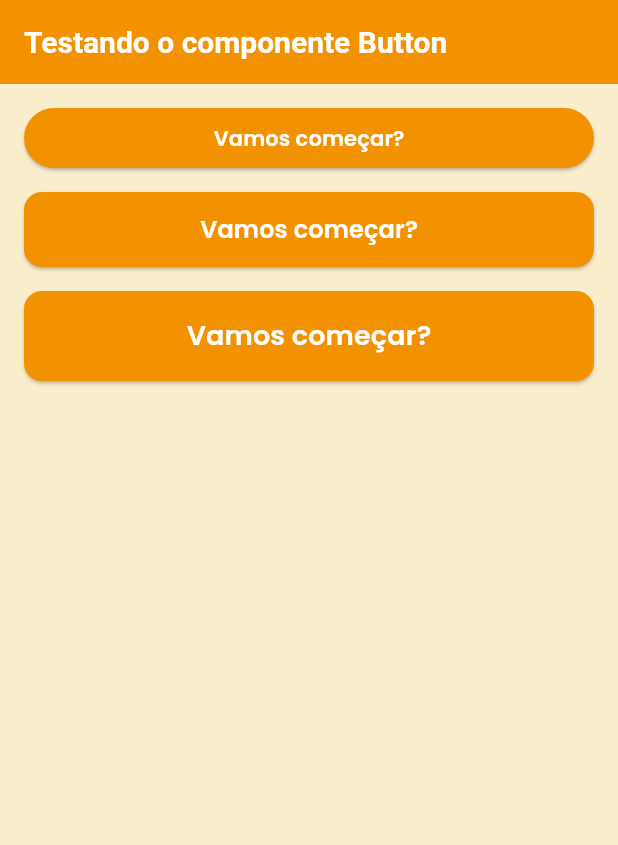
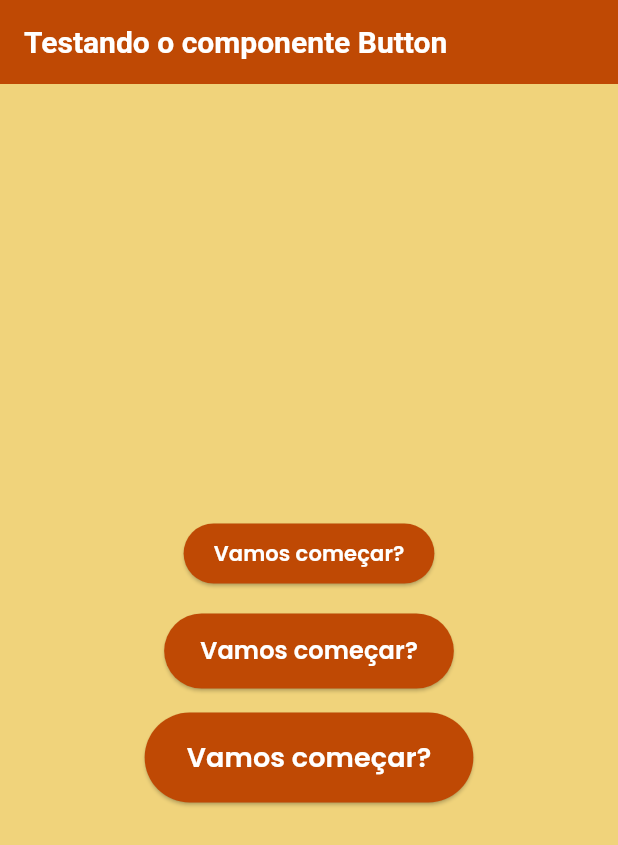
Before and after one commit to FatecFranca/DSM-P5-G07-2025-2, a Flutter app: the screen it shows after launch, on a phone screen of 412 x 824 dp. Shown: the top 845 px of the screen. Run offline on Flutter 3.47's test engine with Material 3 defaults, Android fonts, the phone set to English and light mode, and no system bars; our stand-ins replace google_fonts.

Commit message:
correção do componente button

```diff
--- a/mobile/lib/components/button.dart
+++ b/mobile/lib/components/button.dart
@@ -41,11 +41,11 @@ class Button extends StatelessWidget {
   EdgeInsets _getPadding() {
     switch (size) {
       case ButtonSize.small:
-        return const EdgeInsets.symmetric(horizontal: 18, vertical: 2);
+        return const EdgeInsets.symmetric(horizontal: 20, vertical: 8);
       case ButtonSize.medium:
-        return const EdgeInsets.symmetric(horizontal: 20, vertical: 12);
+        return const EdgeInsets.symmetric(horizontal: 24, vertical: 12);
       case ButtonSize.large:
-        return const EdgeInsets.symmetric(horizontal: 24, vertical: 16);
+        return const EdgeInsets.symmetric(horizontal: 28, vertical: 16);
     }
   }
 
@@ -53,31 +53,31 @@ class Button extends StatelessWidget {
   Widget build(BuildContext context) {
     final colorScheme = Theme.of(context).colorScheme;
 
-    return SizedBox(
-      height: _getHeight(),
-      width: size == ButtonSize.small ? null : double.infinity,
+    return ConstrainedBox(
+      constraints: BoxConstraints(
+        minHeight: _getHeight(),
+      ),
       child: ElevatedButton(
         onPressed: onPressed,
-        style: ElevatedButton.styleFrom(
-          backgroundColor: colorScheme.primary,
-          shape: RoundedRectangleBorder(
-            borderRadius: size == ButtonSize.small
-                ? BorderRadius.circular(200)
-                : BorderRadius.circular(12),
+        style: ButtonStyle(
+          backgroundColor: WidgetStateProperty.resolveWith((states) {
+            if (states.contains(WidgetState.pressed)) {
+              return colorScheme.secondary;
+            }
+            return colorScheme.primary;
+          }),
+          padding: WidgetStateProperty.all(_getPadding()),
+          shape: WidgetStateProperty.all(
+            RoundedRectangleBorder(borderRadius: BorderRadius.circular(200)),
           ),
-          padding: _getPadding(),
-          minimumSize: size == ButtonSize.small ? Size.zero : null,
-          tapTargetSize: size == ButtonSize.small
-              ? MaterialTapTargetSize.shrinkWrap
-              : null,
         ),
         child: Row(
+          mainAxisSize: MainAxisSize.min,
           mainAxisAlignment: MainAxisAlignment.center,
-          mainAxisSize: MainAxisSize.max,
           children: [
             if (icon != null) ...[
               Icon(icon, size: _getFontSize() + 2, color: Colors.white),
-              const SizedBox(width: 10),
+              const SizedBox(width: 8),
             ],
             Text(
               text,
--- a/mobile/lib/main.dart
+++ b/mobile/lib/main.dart
@@ -26,10 +26,9 @@ class ButtonDemoPage extends StatelessWidget {
   Widget build(BuildContext context) {
     return Scaffold(
       appBar: AppBar(title: const Text("Testando o componente Button")),
-      body: Padding(
-        padding: const EdgeInsets.all(16.0),
+      body: Center(
         child: Column(
-          crossAxisAlignment: CrossAxisAlignment.stretch,
+          mainAxisSize: MainAxisSize.min,
           children: [
             Button(
               text: "Vamos começar?",
--- a/mobile/lib/theme/app_theme.dart
+++ b/mobile/lib/theme/app_theme.dart
@@ -4,14 +4,15 @@ import 'package:google_fonts/google_fonts.dart';
 class AppTheme {
   static ThemeData lightTheme = ThemeData(
     textTheme: GoogleFonts.poppinsTextTheme(Typography.blackCupertino),
-    scaffoldBackgroundColor: const Color(0xFFFAEDCB),
+    scaffoldBackgroundColor: const Color(0xFFF0D37B),
     colorScheme: ColorScheme.fromSeed(
-      seedColor: const Color(0xFFFAEDCB),
+      seedColor: const Color(0xFFF0D37B),
     ).copyWith(
-      primary: const Color(0xFFF39200),
+      primary: const Color(0xFFBF4904),
+      secondary: const Color(0xFFF39200),
     ),
     appBarTheme: const AppBarTheme(
-      backgroundColor: Color(0xFFF39200),
+      backgroundColor: Color(0xFFBF4904),
       titleTextStyle: TextStyle(
         color: Colors.white,
         fontSize: 20,
```
